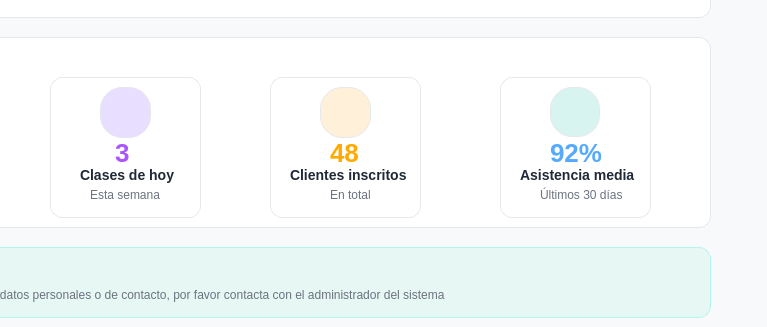
Old version of the form Proyecto/src/vista/Ui/interfaz_entrenador_perfil.ui in the repository smonts01/Ingenieria-del-software; both pictures show x 440 to 1207 and y 373 to 700 of the 1207 by 700 pixel window.
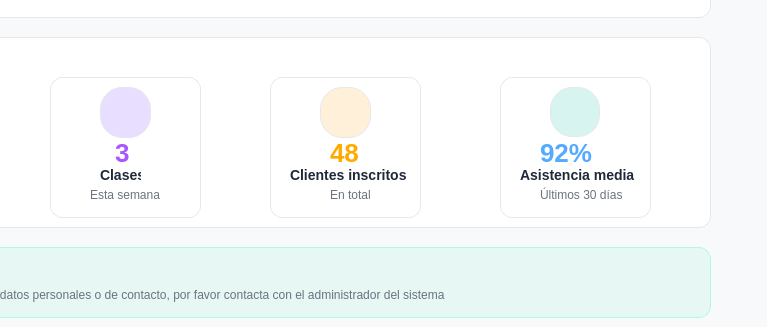
New version of the form. Icons and pictures are not drawn.

Patch:
```diff
--- a/Proyecto/src/vista/Ui/interfaz_entrenador_perfil.ui
+++ b/Proyecto/src/vista/Ui/interfaz_entrenador_perfil.ui
@@ -1185,9 +1185,9 @@
       <widget class="QLabel" name="label_29">
        <property name="geometry">
         <rect>
-         <x>30</x>
+         <x>50</x>
          <y>90</y>
-         <width>101</width>
+         <width>41</width>
          <height>16</height>
         </rect>
        </property>
@@ -1201,7 +1201,7 @@
 }</string>
        </property>
        <property name="text">
-        <string>Clases de hoy</string>
+        <string>Clases </string>
        </property>
       </widget>
       <widget class="QLabel" name="label_30">
@@ -1419,9 +1419,9 @@
       <widget class="QLabel" name="label_Porcentaje_Asistencia">
        <property name="geometry">
         <rect>
-         <x>50</x>
+         <x>40</x>
          <y>60</y>
-         <width>61</width>
+         <width>91</width>
          <height>31</height>
         </rect>
        </property>
```
